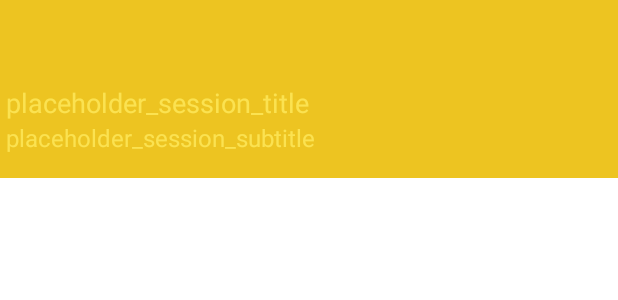
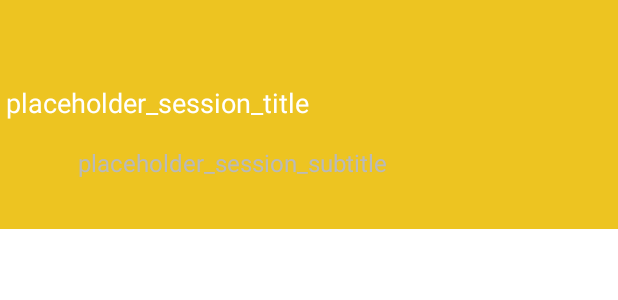
Before and after one commit to HackathonMonster/HIRAZUMI-android, an Android app: the layout activity_article_detail.xml on its own in the app's theme, with its tools: preview values and no code run, on a phone screen of 412 x 824 dp. Shown: the top 300 px of the screen. Run offline under Robolectric (Android 15) with nearby library versions, the phone set to English and light mode, and no system bars.

Commit message:
Fix top page header

```diff
--- a/app/src/main/java/com/zeroone_creative/basicapplication/controller/util/UriUtil.java
+++ b/app/src/main/java/com/zeroone_creative/basicapplication/controller/util/UriUtil.java
@@ -62,11 +62,13 @@ public class UriUtil {
         builder.appendQueryParameter("$skip", String.valueOf(skip));
         StringBuilder filterBuilder = new StringBuilder();
         if (isbns.size() > 0) {
-            filterBuilder.append("IsbN10 eq " + isbns.get(0));
+            filterBuilder.append("IsbN10 eq ");
+            filterBuilder.append(isbns.get(0));
             isbns.remove(0);
             for (String isbn : isbns) {
                 filterBuilder.append(" or ");
-                filterBuilder.append("IsbN10 eq " + isbns.get(0));
+                filterBuilder.append("IsbN10 eq ");
+                filterBuilder.append(isbn);
             }
         }
         builder.appendQueryParameter("$filter", filterBuilder.toString());
--- a/app/src/main/java/com/zeroone_creative/basicapplication/model/pojo/Book.java
+++ b/app/src/main/java/com/zeroone_creative/basicapplication/model/pojo/Book.java
@@ -27,7 +27,6 @@ public class Book {
     public Publisher publisher;
     public List<ShopUrl> shopUrls = new ArrayList<>();
 
-
     public Book(String name, String imageUrl) {
         this.name = name;
         this.imageUrl = imageUrl;
--- a/app/src/main/java/com/zeroone_creative/basicapplication/view/activity/BookDetailsActivity.java
+++ b/app/src/main/java/com/zeroone_creative/basicapplication/view/activity/BookDetailsActivity.java
@@ -49,7 +49,7 @@ public class BookDetailsActivity extends ActionBarActivity implements Observable
     View mScrollViewChild;
     @ViewById(R.id.icon_photo_container)
     View mPhotoViewContainer;
-    @ViewById(R.id.icon_photo)
+    @ViewById(R.id.detail_imageview_icon_learge)
     ImageView mPhotoView;
     @ViewById(R.id.details_toolbar_actionbar)
     Toolbar mToolbar;
@@ -234,7 +234,7 @@ public class BookDetailsActivity extends ActionBarActivity implements Observable
     @Override
     public boolean onCreateOptionsMenu(Menu menu) {
         super.onCreateOptionsMenu(menu);
-        getMenuInflater().inflate(R.menu.menu_book_details, menu);
+        getMenuInflater().inflate(R.menu.menu_book_detail, menu);
         return true;
     }
 
@@ -271,7 +271,7 @@ public class BookDetailsActivity extends ActionBarActivity implements Observable
         return false;
     }
 
-    @Click(R.id.icon_photo)
+    @Click(R.id.detail_imageview_icon_learge)
     void scaleUpImage() {
         if (mBook != null && getSupportFragmentManager().findFragmentByTag("ScaleUpImageFragment") == null) {
             BookImageFragment.newInstance(mBook.imageUrl).show(getSupportFragmentManager(), "ScaleUpImageFragment");
--- a/app/src/main/java/com/zeroone_creative/basicapplication/view/fragment/PageFragment.java
+++ b/app/src/main/java/com/zeroone_creative/basicapplication/view/fragment/PageFragment.java
@@ -192,20 +192,20 @@ public class PageFragment extends Fragment implements RecyclerOnItemClickListene
         JSONArrayRequestUtil bookRequestUtil = new JSONArrayRequestUtil(new NetworkTaskCallback() {
             @Override
             public void onSuccessNetworkTask(int taskId, Object object) {
-                List<Object> content = new ArrayList<>();
+                List<Object> contents = new ArrayList<>();
                 if (object instanceof JSONArray) {
                     JSONArray data = (JSONArray) object;
                     Gson gson = new Gson();
                     for (int i = 0; i < data.length(); i++) {
                         try {
-                            content.add(gson.fromJson(data.getJSONObject(i).toString(), Book.class));
+                            contents.add(gson.fromJson(data.getJSONObject(i).toString(), Book.class));
                         } catch (JSONException e) {
                             e.printStackTrace();
                         }
                     }
                 }
                 mIsLoading = false;
-                mAdapter.addItems(content);
+                mAdapter.addItems(contents);
             }
             @Override
             public void onFailedNetworkTask(int taskId, Object object) {
--- /dev/null
+++ b/app/src/main/res/drawable/img_divider.xml
@@ -0,0 +1,5 @@
+<?xml version="1.0" encoding="utf-8"?>
+<shape xmlns:android="http://schemas.android.com/apk/res/android">
+    <solid android:color="@android:color/transparent"/>
+    <size android:width="@dimen/element_spacing_normal"/>
+</shape>
--- a/app/src/main/res/layout/activity_article_detail.xml
+++ b/app/src/main/res/layout/activity_article_detail.xml
@@ -1,6 +1,6 @@
 <view xmlns:android="http://schemas.android.com/apk/res/android"
+    android:id="@+id/scroll_view"
     class="com.zeroone_creative.basicapplication.view.widget.ObservableScrollView"
-    android:id="@+id/scroll_view"
     android:layout_width="match_parent"
     android:layout_height="match_parent"
     android:background="#fff"
@@ -20,7 +20,7 @@
             android:layout_height="wrap_content">
 
             <ImageView
-                android:id="@+id/icon_photo"
+                android:id="@+id/detail_imageview_icon_learge"
                 android:layout_width="match_parent"
                 android:layout_height="match_parent"
                 android:scaleType="centerCrop" />
@@ -30,7 +30,7 @@
             android:id="@+id/details_container"
             android:layout_width="match_parent"
             android:layout_height="wrap_content"
-            android:background="#fff"
+            android:background="@drawable/bg_page"
             android:clipToPadding="false"
             android:orientation="vertical"
             android:paddingBottom="@dimen/element_spacing_small"
@@ -42,7 +42,9 @@
                 android:layout_width="match_parent"
                 android:layout_height="wrap_content"
                 android:layout_marginBottom="16dp"
-                android:layout_marginLeft="@dimen/element_spacing_small" />
+                android:layout_marginLeft="@dimen/element_spacing_small"
+                android:autoText="false"
+                android:background="@drawable/bg_description" />
 
             <HorizontalScrollView
                 android:id="@+id/session_tags_container"
@@ -52,37 +54,19 @@
                 android:layout_marginLeft="@dimen/element_spacing_small"
                 android:fadingEdgeLength="16dp"
                 android:requiresFadingEdge="horizontal"
-                android:scrollbars="none">
+                android:scrollbars="none"
+                android:splitMotionEvents="false">
 
                 <LinearLayout
                     android:id="@+id/books_container"
                     android:layout_width="wrap_content"
-                    android:layout_height="32dp"
-                    android:orientation="horizontal" />
+                    android:layout_height="wrap_content"
+                    android:divider="@drawable/img_divider"
+                    android:dividerPadding="@dimen/element_spacing_normal"
+                    android:orientation="horizontal"
+                    android:showDividers="beginning|middle|end" />
+
             </HorizontalScrollView>
-
-            <LinearLayout
-                android:id="@+id/session_requirements_block"
-                android:layout_width="match_parent"
-                android:layout_height="wrap_content"
-                android:layout_marginLeft="@dimen/element_spacing_small"
-                android:layout_marginTop="@dimen/element_spacing_normal"
-                android:orientation="vertical"
-                android:visibility="gone">
-
-                <TextView
-                    android:id="@+id/session_requirements_header"
-                    android:layout_width="match_parent"
-                    android:layout_height="wrap_content"
-                    android:text="require header" />
-
-                <TextView
-                    android:id="@+id/session_requirements"
-                    android:layout_width="match_parent"
-                    android:layout_height="wrap_content"
-                    android:layout_marginBottom="@dimen/element_spacing_normal"
-                    android:layout_marginTop="@dimen/element_spacing_normal" />
-            </LinearLayout>
 
             <LinearLayout
                 android:id="@+id/links_container"
@@ -99,17 +83,16 @@
             android:id="@+id/header_session"
             android:layout_width="match_parent"
             android:layout_height="wrap_content"
+            android:background="@color/tab_search"
             android:clipChildren="false"
             android:clipToPadding="false"
             android:orientation="vertical"
-            android:paddingBottom="16dp"
-            android:background="@color/tab_search">
+            android:paddingBottom="16dp">
 
-            <android.support.v7.widget.Toolbar
-                xmlns:android="http://schemas.android.com/apk/res/android"
+            <android.support.v7.widget.Toolbar xmlns:android="http://schemas.android.com/apk/res/android"
                 android:id="@+id/details_toolbar_actionbar"
                 android:layout_width="match_parent"
-                android:layout_height="@dimen/actionbar_height"/>
+                android:layout_height="@dimen/actionbar_height" />
 
             <!-- Session title -->
             <TextView
@@ -124,22 +107,40 @@
                 android:maxLines="4"
                 android:text="placeholder_session_title"
                 android:textAlignment="viewStart"
-                android:textColor="@color/primary"
+                android:textColor="@color/primary_text"
                 android:textSize="@dimen/text_size_large" />
 
             <!-- Session subtitle -->
+            <LinearLayout
+                android:layout_width="match_parent"
+                android:layout_height="wrap_content"
+                android:orientation="horizontal">
+
+                <ImageView
+                    android:id="@+id/detail_imageview_icon"
+                    android:layout_width="@dimen/item_article_icon_size"
+                    android:layout_height="@dimen/item_article_icon_size"
+                    android:layout_marginTop="@dimen/element_spacing_normal"
+                    android:paddingBottom="@dimen/item_article_icon_padding"
+                    android:paddingLeft="@dimen/item_article_icon_padding"
+                    android:paddingRight="@dimen/item_article_icon_padding"
+                    android:paddingTop="@dimen/item_article_icon_padding"
+                    android:scaleType="fitCenter" />
+
                 <TextView
                     android:id="@+id/detail_textview_author"
                     android:layout_width="match_parent"
                     android:layout_height="wrap_content"
+                    android:layout_gravity="center_vertical"
                     android:layout_marginLeft="@dimen/element_spacing_small"
                     android:layout_marginRight="@dimen/element_spacing_small"
                     android:ellipsize="end"
-                android:maxLines="2"
+                    android:singleLine="true"
                     android:text="placeholder_session_subtitle"
                     android:textAlignment="viewStart"
-                android:textColor="@color/primary"
+                    android:textColor="@color/accent_text"
                     android:textSize="16sp" />
+            </LinearLayout>
 
         </LinearLayout>
 
--- a/app/src/main/res/layout/activity_book_details.xml
+++ b/app/src/main/res/layout/activity_book_details.xml
@@ -19,7 +19,7 @@
             android:layout_height="wrap_content">
 
             <ImageView
-                android:id="@+id/icon_photo"
+                android:id="@+id/detail_imageview_icon_learge"
                 android:layout_width="match_parent"
                 android:layout_height="match_parent"
                 android:scaleType="centerCrop"/>
--- a/app/src/main/res/layout/fragment_page.xml
+++ b/app/src/main/res/layout/fragment_page.xml
@@ -5,4 +5,5 @@
     android:layout_width="match_parent"
     android:layout_height="match_parent"
     android:layout_centerVertical="true"
-    android:layout_centerHorizontal="true"/>
+    android:layout_centerHorizontal="true"
+    android:overScrollMode="never"/>
--- a/app/src/main/res/values/colors.xml
+++ b/app/src/main/res/values/colors.xml
@@ -14,7 +14,7 @@
 
     <!-- Text -->
     <color name="primary_text">#ffffff</color>
-    <color name="accent_text">#8a000000</color>
+    <color name="accent_text">#bababa</color>
     <color name="body_text_3">#60000000</color>
     <color name="body_text_disabled">#44000000</color>
 
--- a/app/src/main/res/values/dimens.xml
+++ b/app/src/main/res/values/dimens.xml
@@ -36,6 +36,9 @@
     <dimen name="item_article_icon_padding">8dp</dimen>
     <dimen name="item_article_height">120dp</dimen>
 
+    <!-- Article Details -->
+    <dimen name="article_detail_book_height">240dp</dimen>
+
     <!-- Login -->
     <dimen name="login_vertical_margin_bottom">64dp</dimen>
 
```
Also changed, not shown: app/src/main/java/com/zeroone_creative/basicapplication/view/activity/ArticleDetailActivity.java (+82 -27 lines), app/src/main/java/com/zeroone_creative/basicapplication/view/activity/PagerActivity.java (+22 -10 lines), app/src/main/res/layout/activity_pager.xml (+29 -29 lines), app/src/main/res/layout/item_details_book_adapter.xml (added, +29 -0 lines), app/src/main/res/menu/menu_book_detail.xml (renamed from app/src/main/res/menu/menu_book_details.xml), 1 other file. Lines whose indentation alone changed are shown as unchanged.
